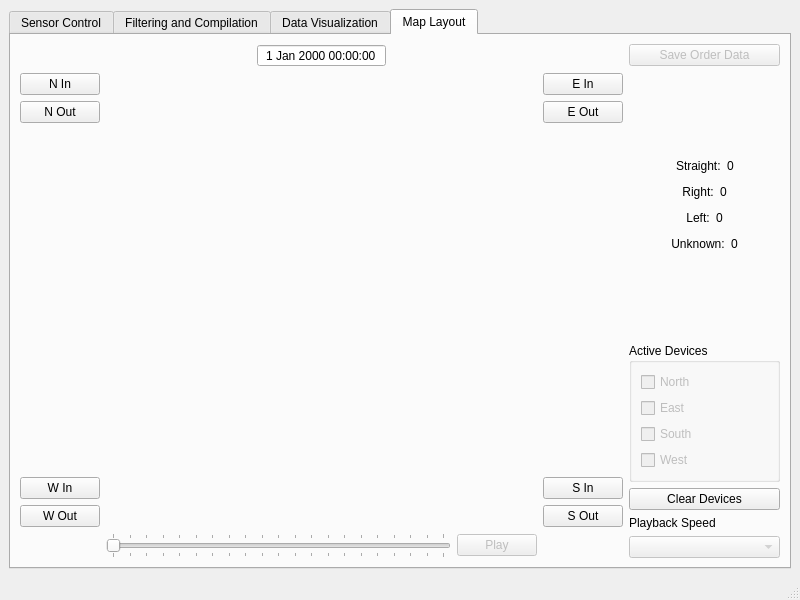
Old version of the form rcdsWindow.ui in the repository CapstoneFlows/rcds-python.
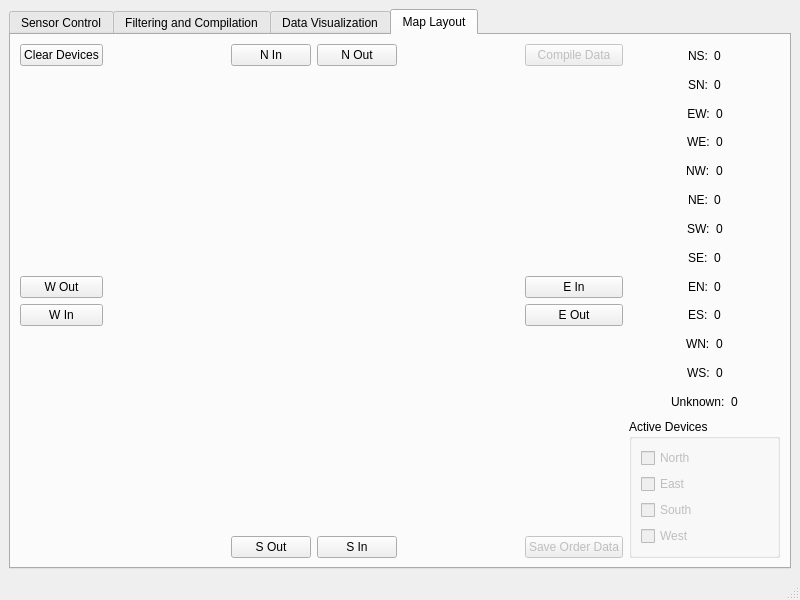
New version of the form. The open tabs and pages were chosen to show the change. Icons and pictures are not drawn. Custom widgets are drawn as their Qt base class.

Commit message: Animation too hard, just do data rep

The edit to the form file:
```diff
--- a/rcdsWindow.ui
+++ b/rcdsWindow.ui
@@ -605,6 +605,33 @@
            <layout class="QHBoxLayout" name="horizontalLayout_9" stretch="4,1">
             <item>
              <layout class="QGridLayout" name="gridLayout_3">
+              <item row="1" column="1">
+               <widget class="QPushButton" name="ClearButton">
+                <property name="text">
+                 <string>Clear Devices</string>
+                </property>
+               </widget>
+              </item>
+              <item row="3" column="3">
+               <widget class="QPushButton" name="MapSaveButton">
+                <property name="enabled">
+                 <bool>false</bool>
+                </property>
+                <property name="text">
+                 <string>Save Order Data</string>
+                </property>
+               </widget>
+              </item>
+              <item row="1" column="3">
+               <widget class="QPushButton" name="CompileButton">
+                <property name="enabled">
+                 <bool>false</bool>
+                </property>
+                <property name="text">
+                 <string>Compile Data</string>
+                </property>
+               </widget>
+              </item>
               <item row="2" column="2" alignment="Qt::AlignHCenter|Qt::AlignVCenter">
                <widget class="QLabel" name="intersection">
                 <property name="minimumSize">
@@ -621,82 +648,6 @@
                 </property>
                </widget>
               </item>
-              <item row="1" column="3">
-               <widget class="QLabel" name="EastLabel">
-                <property name="text">
-                 <string>&lt;html&gt;&lt;head/&gt;&lt;body&gt;&lt;p&gt;&lt;img src=&quot;:/intersection/arrowUnknown270.jpg&quot;/&gt;&lt;/p&gt;&lt;/body&gt;&lt;/html&gt;</string>
-                </property>
-                <property name="alignment">
-                 <set>Qt::AlignCenter</set>
-                </property>
-               </widget>
-              </item>
-              <item row="1" column="1">
-               <widget class="QLabel" name="NorthLabel">
-                <property name="text">
-                 <string>&lt;html&gt;&lt;head/&gt;&lt;body&gt;&lt;p&gt;&lt;img src=&quot;:/intersection/arrowUnknown180.jpg&quot;/&gt;&lt;/p&gt;&lt;/body&gt;&lt;/html&gt;</string>
-                </property>
-                <property name="alignment">
-                 <set>Qt::AlignCenter</set>
-                </property>
-               </widget>
-              </item>
-              <item row="4" column="2">
-               <layout class="QHBoxLayout" name="horizontalLayout_7">
-                <item>
-                 <widget class="QSlider" name="PlaySlider">
-                  <property name="enabled">
-                   <bool>false</bool>
-                  </property>
-                  <property name="maximum">
-                   <number>500</number>
-                  </property>
-                  <property name="singleStep">
-                   <number>1</number>
-                  </property>
-                  <property name="orientation">
-                   <enum>Qt::Horizontal</enum>
-                  </property>
-                  <property name="tickPosition">
-                   <enum>QSlider::TicksBothSides</enum>
-                  </property>
-                  <property name="tickInterval">
-                   <number>25</number>
-                  </property>
-                 </widget>
-                </item>
-                <item>
-                 <widget class="QPushButton" name="PlayPauseButton">
-                  <property name="enabled">
-                   <bool>false</bool>
-                  </property>
-                  <property name="text">
-                   <string>Play</string>
-                  </property>
-                 </widget>
-                </item>
-               </layout>
-              </item>
-              <item row="4" column="1">
-               <widget class="QLabel" name="WestLabel">
-                <property name="text">
-                 <string>&lt;html&gt;&lt;head/&gt;&lt;body&gt;&lt;p&gt;&lt;img src=&quot;:/intersection/arrowUnknown90.jpg&quot;/&gt;&lt;/p&gt;&lt;/body&gt;&lt;/html&gt;</string>
-                </property>
-                <property name="alignment">
-                 <set>Qt::AlignCenter</set>
-                </property>
-               </widget>
-              </item>
-              <item row="4" column="3">
-               <widget class="QLabel" name="SouthLabel">
-                <property name="text">
-                 <string>&lt;html&gt;&lt;head/&gt;&lt;body&gt;&lt;p&gt;&lt;img src=&quot;:/intersection/arrowUnknown0.jpg&quot;/&gt;&lt;/p&gt;&lt;/body&gt;&lt;/html&gt;</string>
-                </property>
-                <property name="alignment">
-                 <set>Qt::AlignCenter</set>
-                </property>
-               </widget>
-              </item>
               <item row="1" column="2">
                <layout class="QHBoxLayout" name="horizontalLayout_8">
                 <item>
@@ -713,36 +664,6 @@
                  </spacer>
                 </item>
                 <item>
-                 <widget class="QDateTimeEdit" name="mapDateTimeEdit">
-                  <property name="alignment">
-                   <set>Qt::AlignCenter</set>
-                  </property>
-                  <property name="readOnly">
-                   <bool>true</bool>
-                  </property>
-                  <property name="buttonSymbols">
-                   <enum>QAbstractSpinBox::NoButtons</enum>
-                  </property>
-                 </widget>
-                </item>
-                <item>
-                 <spacer name="horizontalSpacer_2">
-                  <property name="orientation">
-                   <enum>Qt::Horizontal</enum>
-                  </property>
-                  <property name="sizeHint" stdset="0">
-                   <size>
-                    <width>40</width>
-                    <height>20</height>
-                   </size>
-                  </property>
-                 </spacer>
-                </item>
-               </layout>
-              </item>
-              <item row="2" column="1">
-               <layout class="QVBoxLayout" name="verticalLayout_13">
-                <item>
                  <widget class="QPushButton" name="nInButton">
                   <property name="text">
                    <string>N In</string>
@@ -757,6 +678,23 @@
                  </widget>
                 </item>
                 <item>
+                 <spacer name="horizontalSpacer_2">
+                  <property name="orientation">
+                   <enum>Qt::Horizontal</enum>
+                  </property>
+                  <property name="sizeHint" stdset="0">
+                   <size>
+                    <width>40</width>
+                    <height>20</height>
+                   </size>
+                  </property>
+                 </spacer>
+                </item>
+               </layout>
+              </item>
+              <item row="2" column="1">
+               <layout class="QVBoxLayout" name="verticalLayout_13">
+                <item>
                  <spacer name="verticalSpacer_2">
                   <property name="orientation">
                    <enum>Qt::Vertical</enum>
@@ -769,13 +707,6 @@
                   </property>
                  </spacer>
                 </item>
-                <item>
-                 <widget class="QPushButton" name="wInButton">
-                  <property name="text">
-                   <string>W In</string>
-                  </property>
-                 </widget>
-                </item>
                 <item>
                  <widget class="QPushButton" name="wOutButton">
                   <property name="text">
@@ -783,6 +714,26 @@
                   </property>
                  </widget>
                 </item>
+                <item>
+                 <widget class="QPushButton" name="wInButton">
+                  <property name="text">
+                   <string>W In</string>
+                  </property>
+                 </widget>
+                </item>
+                <item>
+                 <spacer name="verticalSpacer_6">
+                  <property name="orientation">
+                   <enum>Qt::Vertical</enum>
+                  </property>
+                  <property name="sizeHint" stdset="0">
+                   <size>
+                    <width>20</width>
+                    <height>40</height>
+                   </size>
+                  </property>
+                 </spacer>
+                </item>
                </layout>
               </item>
               <item row="2" column="3">
@@ -790,6 +741,19 @@
                 <property name="sizeConstraint">
                  <enum>QLayout::SetDefaultConstraint</enum>
                 </property>
+                <item>
+                 <spacer name="verticalSpacer_7">
+                  <property name="orientation">
+                   <enum>Qt::Vertical</enum>
+                  </property>
+                  <property name="sizeHint" stdset="0">
+                   <size>
+                    <width>20</width>
+                    <height>40</height>
+                   </size>
+                  </property>
+                 </spacer>
+                </item>
                 <item>
                  <widget class="QPushButton" name="eInButton">
                   <property name="text">
@@ -817,12 +781,22 @@
                   </property>
                  </spacer>
                 </item>
+               </layout>
+              </item>
+              <item row="3" column="2">
+               <layout class="QHBoxLayout" name="horizontalLayout_7">
                 <item>
-                 <widget class="QPushButton" name="sInButton">
-                  <property name="text">
-                   <string>S In</string>
+                 <spacer name="horizontalSpacer_11">
+                  <property name="orientation">
+                   <enum>Qt::Horizontal</enum>
                   </property>
-                 </widget>
+                  <property name="sizeHint" stdset="0">
+                   <size>
+                    <width>40</width>
+                    <height>20</height>
+                   </size>
+                  </property>
+                 </spacer>
                 </item>
                 <item>
                  <widget class="QPushButton" name="sOutButton">
@@ -831,35 +805,32 @@
                   </property>
                  </widget>
                 </item>
+                <item>
+                 <widget class="QPushButton" name="sInButton">
+                  <property name="text">
+                   <string>S In</string>
+                  </property>
+                 </widget>
+                </item>
+                <item>
+                 <spacer name="horizontalSpacer_12">
+                  <property name="orientation">
+                   <enum>Qt::Horizontal</enum>
+                  </property>
+                  <property name="sizeHint" stdset="0">
+                   <size>
+                    <width>40</width>
+                    <height>20</height>
+                   </size>
+                  </property>
+                 </spacer>
+                </item>
                </layout>
               </item>
              </layout>
             </item>
             <item>
              <layout class="QVBoxLayout" name="verticalLayout_10">
-              <item>
-               <widget class="QPushButton" name="MapSaveButton">
-                <property name="enabled">
-                 <bool>false</bool>
-                </property>
-                <property name="text">
-                 <string>Save Order Data</string>
-                </property>
-               </widget>
-              </item>
-              <item>
-               <spacer name="verticalSpacer_5">
-                <property name="orientation">
-                 <enum>Qt::Vertical</enum>
-                </property>
-                <property name="sizeHint" stdset="0">
-                 <size>
-                  <width>20</width>
-                  <height>40</height>
-                 </size>
-                </property>
-               </spacer>
-              </item>
               <item>
                <layout class="QHBoxLayout" name="horizontalLayout_10">
                 <item>
@@ -876,14 +847,14 @@
                  </spacer>
                 </item>
                 <item alignment="Qt::AlignHCenter">
-                 <widget class="QLabel" name="straight_label">
+                 <widget class="QLabel" name="NSlabel">
                   <property name="text">
-                   <string>Straight:</string>
+                   <string>NS:</string>
                   </property>
                  </widget>
                 </item>
                 <item>
-                 <widget class="QLabel" name="straight_num_label">
+                 <widget class="QLabel" name="NSnumlabel">
                   <property name="text">
                    <string>0</string>
                   </property>
@@ -920,9 +891,9 @@
                  </spacer>
                 </item>
                 <item>
-                 <widget class="QLabel" name="right_label">
+                 <widget class="QLabel" name="SNlabel">
                   <property name="text">
-                   <string>Right:</string>
+                   <string>SN:</string>
                   </property>
                   <property name="alignment">
                    <set>Qt::AlignCenter</set>
@@ -930,7 +901,7 @@
                  </widget>
                 </item>
                 <item>
-                 <widget class="QLabel" name="right_num_label">
+                 <widget class="QLabel" name="SNnumlabel">
                   <property name="text">
                    <string>0</string>
                   </property>
@@ -967,9 +938,9 @@
                  </spacer>
                 </item>
                 <item>
-                 <widget class="QLabel" name="left_label">
+                 <widget class="QLabel" name="EWlabel">
                   <property name="text">
-                   <string>Left:</string>
+                   <string>EW:</string>
                   </property>
                   <property name="alignment">
                    <set>Qt::AlignCenter</set>
@@ -977,7 +948,7 @@
                  </widget>
                 </item>
                 <item>
-                 <widget class="QLabel" name="left_num_label">
+                 <widget class="QLabel" name="EWnumlabel">
                   <property name="text">
                    <string>0</string>
                   </property>
@@ -1014,9 +985,9 @@
                  </spacer>
                 </item>
                 <item>
-                 <widget class="QLabel" name="unknown_label">
+                 <widget class="QLabel" name="WElabel">
                   <property name="text">
-                   <string>Unknown:</string>
+                   <string>WE:</string>
                   </property>
                   <property name="alignment">
                    <set>Qt::AlignCenter</set>
@@ -1024,7 +995,7 @@
                  </widget>
                 </item>
                 <item>
-                 <widget class="QLabel" name="unknown_num_label">
+                 <widget class="QLabel" name="WEnumlabel">
                   <property name="text">
                    <string>0</string>
                   </property>
@@ -1046,17 +1017,400 @@
                </layout>
               </item>
               <item>
-               <spacer name="verticalSpacer_4">
-                <property name="orientation">
-                 <enum>Qt::Vertical</enum>
-                </property>
-                <property name="sizeHint" stdset="0">
-                 <size>
-                  <width>20</width>
-                  <height>40</height>
-                 </size>
-                </property>
-               </spacer>
+               <layout class="QHBoxLayout" name="horizontalLayout_15">
+                <item>
+                 <spacer name="horizontalSpacer_13">
+                  <property name="orientation">
+                   <enum>Qt::Horizontal</enum>
+                  </property>
+                  <property name="sizeHint" stdset="0">
+                   <size>
+                    <width>40</width>
+                    <height>20</height>
+                   </size>
+                  </property>
+                 </spacer>
+                </item>
+                <item>
+                 <widget class="QLabel" name="NWlabel">
+                  <property name="text">
+                   <string>NW:</string>
+                  </property>
+                 </widget>
+                </item>
+                <item>
+                 <widget class="QLabel" name="NWnumlabel">
+                  <property name="text">
+                   <string>0</string>
+                  </property>
+                 </widget>
+                </item>
+                <item>
+                 <spacer name="horizontalSpacer_28">
+                  <property name="orientation">
+                   <enum>Qt::Horizontal</enum>
+                  </property>
+                  <property name="sizeHint" stdset="0">
+                   <size>
+                    <width>40</width>
+                    <height>20</height>
+                   </size>
+                  </property>
+                 </spacer>
+                </item>
+               </layout>
+              </item>
+              <item>
+               <layout class="QHBoxLayout" name="horizontalLayout_16">
+                <item>
+                 <spacer name="horizontalSpacer_14">
+                  <property name="orientation">
+                   <enum>Qt::Horizontal</enum>
+                  </property>
+                  <property name="sizeHint" stdset="0">
+                   <size>
+                    <width>40</width>
+                    <height>20</height>
+                   </size>
+                  </property>
+                 </spacer>
+                </item>
+                <item>
+                 <widget class="QLabel" name="NElabel">
+                  <property name="text">
+                   <string>NE:</string>
+                  </property>
+                 </widget>
+                </item>
+                <item>
+                 <widget class="QLabel" name="NEnumlabel">
+                  <property name="text">
+                   <string>0</string>
+                  </property>
+                 </widget>
+                </item>
+                <item>
+                 <spacer name="horizontalSpacer_27">
+                  <property name="orientation">
+                   <enum>Qt::Horizontal</enum>
+                  </property>
+                  <property name="sizeHint" stdset="0">
+                   <size>
+                    <width>40</width>
+                    <height>20</height>
+                   </size>
+                  </property>
+                 </spacer>
+                </item>
+               </layout>
+              </item>
+              <item>
+               <layout class="QHBoxLayout" name="horizontalLayout_17">
+                <item>
+                 <spacer name="horizontalSpacer_15">
+                  <property name="orientation">
+                   <enum>Qt::Horizontal</enum>
+                  </property>
+                  <property name="sizeHint" stdset="0">
+                   <size>
+                    <width>40</width>
+                    <height>20</height>
+                   </size>
+                  </property>
+                 </spacer>
+                </item>
+                <item>
+                 <widget class="QLabel" name="SWlabel">
+                  <property name="text">
+                   <string>SW:</string>
+                  </property>
+                 </widget>
+                </item>
+                <item>
+                 <widget class="QLabel" name="SWnumlabel">
+                  <property name="text">
+                   <string>0</string>
+                  </property>
+                 </widget>
+                </item>
+                <item>
+                 <spacer name="horizontalSpacer_26">
+                  <property name="orientation">
+                   <enum>Qt::Horizontal</enum>
+                  </property>
+                  <property name="sizeHint" stdset="0">
+                   <size>
+                    <width>40</width>
+                    <height>20</height>
+                   </size>
+                  </property>
+                 </spacer>
+                </item>
+               </layout>
+              </item>
+              <item>
+               <layout class="QHBoxLayout" name="horizontalLayout_18">
+                <item>
+                 <spacer name="horizontalSpacer_16">
+                  <property name="orientation">
+                   <enum>Qt::Horizontal</enum>
+                  </property>
+                  <property name="sizeHint" stdset="0">
+                   <size>
+                    <width>40</width>
+                    <height>20</height>
+                   </size>
+                  </property>
+                 </spacer>
+                </item>
+                <item>
+                 <widget class="QLabel" name="SElabel">
+                  <property name="text">
+                   <string>SE:</string>
+                  </property>
+                 </widget>
+                </item>
+                <item>
+                 <widget class="QLabel" name="SEnumlabel">
+                  <property name="text">
+                   <string>0</string>
+                  </property>
+                 </widget>
+                </item>
+                <item>
+                 <spacer name="horizontalSpacer_25">
+                  <property name="orientation">
+                   <enum>Qt::Horizontal</enum>
+                  </property>
+                  <property name="sizeHint" stdset="0">
+                   <size>
+                    <width>40</width>
+                    <height>20</height>
+                   </size>
+                  </property>
+                 </spacer>
+                </item>
+               </layout>
+              </item>
+              <item>
+               <layout class="QHBoxLayout" name="horizontalLayout_19">
+                <item>
+                 <spacer name="horizontalSpacer_17">
+                  <property name="orientation">
+                   <enum>Qt::Horizontal</enum>
+                  </property>
+                  <property name="sizeHint" stdset="0">
+                   <size>
+                    <width>40</width>
+                    <height>20</height>
+                   </size>
+                  </property>
+                 </spacer>
+                </item>
+                <item>
+                 <widget class="QLabel" name="ENlabel">
+                  <property name="text">
+                   <string>EN:</string>
+                  </property>
+                 </widget>
+                </item>
+                <item>
+                 <widget class="QLabel" name="ENnumlabel">
+                  <property name="text">
+                   <string>0</string>
+                  </property>
+                 </widget>
+                </item>
+                <item>
+                 <spacer name="horizontalSpacer_24">
+                  <property name="orientation">
+                   <enum>Qt::Horizontal</enum>
+                  </property>
+                  <property name="sizeHint" stdset="0">
+                   <size>
+                    <width>40</width>
+                    <height>20</height>
+                   </size>
+                  </property>
+                 </spacer>
+                </item>
+               </layout>
+              </item>
+              <item>
+               <layout class="QHBoxLayout" name="horizontalLayout_20">
+                <item>
+                 <spacer name="horizontalSpacer_18">
+                  <property name="orientation">
+                   <enum>Qt::Horizontal</enum>
+                  </property>
+                  <property name="sizeHint" stdset="0">
+                   <size>
+                    <width>40</width>
+                    <height>20</height>
+                   </size>
+                  </property>
+                 </spacer>
+                </item>
+                <item>
+                 <widget class="QLabel" name="ESlabel">
+                  <property name="text">
+                   <string>ES:</string>
+                  </property>
+                 </widget>
+                </item>
+                <item>
+                 <widget class="QLabel" name="ESnumlabel">
+                  <property name="text">
+                   <string>0</string>
+                  </property>
+                 </widget>
+                </item>
+                <item>
+                 <spacer name="horizontalSpacer_23">
+                  <property name="orientation">
+                   <enum>Qt::Horizontal</enum>
+                  </property>
+                  <property name="sizeHint" stdset="0">
+                   <size>
+                    <width>40</width>
+                    <height>20</height>
+                   </size>
+                  </property>
+                 </spacer>
+                </item>
+               </layout>
+              </item>
+              <item>
+               <layout class="QHBoxLayout" name="horizontalLayout_21">
+                <item>
+                 <spacer name="horizontalSpacer_19">
+                  <property name="orientation">
+                   <enum>Qt::Horizontal</enum>
+                  </property>
+                  <property name="sizeHint" stdset="0">
+                   <size>
+                    <width>40</width>
+                    <height>20</height>
+                   </size>
+                  </property>
+                 </spacer>
+                </item>
+                <item>
+                 <widget class="QLabel" name="WNlabel">
+                  <property name="text">
+                   <string>WN:</string>
+                  </property>
+                 </widget>
+                </item>
+                <item>
+                 <widget class="QLabel" name="WNnumlabel">
+                  <property name="text">
+                   <string>0</string>
+                  </property>
+                 </widget>
+                </item>
+                <item>
+                 <spacer name="horizontalSpacer_22">
+                  <property name="orientation">
+                   <enum>Qt::Horizontal</enum>
+                  </property>
+                  <property name="sizeHint" stdset="0">
+                   <size>
+                    <width>40</width>
+                    <height>20</height>
+                   </size>
+                  </property>
+                 </spacer>
+                </item>
+               </layout>
+              </item>
+              <item>
+               <layout class="QHBoxLayout" name="horizontalLayout_22">
+                <item>
+                 <spacer name="horizontalSpacer_20">
+                  <property name="orientation">
+                   <enum>Qt::Horizontal</enum>
+                  </property>
+                  <property name="sizeHint" stdset="0">
+                   <size>
+                    <width>40</width>
+                    <height>20</height>
+                   </size>
+                  </property>
+                 </spacer>
+                </item>
+                <item>
+                 <widget class="QLabel" name="WSlabel">
+                  <property name="text">
+                   <string>WS:</string>
+                  </property>
+                 </widget>
+                </item>
+                <item>
+                 <widget class="QLabel" name="WSnumlabel">
+                  <property name="text">
+                   <string>0</string>
+                  </property>
+                 </widget>
+                </item>
+                <item>
+                 <spacer name="horizontalSpacer_21">
+                  <property name="orientation">
+                   <enum>Qt::Horizontal</enum>
+                  </property>
+                  <property name="sizeHint" stdset="0">
+                   <size>
+                    <width>40</width>
+                    <height>20</height>
+                   </size>
+                  </property>
+                 </spacer>
+                </item>
+               </layout>
+              </item>
+              <item>
+               <layout class="QHBoxLayout" name="horizontalLayout_14">
+                <item>
+                 <spacer name="horizontalSpacer_29">
+                  <property name="orientation">
+                   <enum>Qt::Horizontal</enum>
+                  </property>
+                  <property name="sizeHint" stdset="0">
+                   <size>
+                    <width>40</width>
+                    <height>20</height>
+                   </size>
+                  </property>
+                 </spacer>
+                </item>
+                <item>
+                 <widget class="QLabel" name="unknownlabel">
+                  <property name="text">
+                   <string>Unknown:</string>
+                  </property>
+                 </widget>
+                </item>
+                <item>
+                 <widget class="QLabel" name="unknownnumlabel">
+                  <property name="text">
+                   <string>0</string>
+                  </property>
+                 </widget>
+                </item>
+                <item>
+                 <spacer name="horizontalSpacer_30">
+                  <property name="orientation">
+                   <enum>Qt::Horizontal</enum>
+                  </property>
+                  <property name="sizeHint" stdset="0">
+                   <size>
+                    <width>40</width>
+                    <height>20</height>
+                   </size>
+                  </property>
+                 </spacer>
+                </item>
+               </layout>
               </item>
               <item>
                <widget class="QGroupBox" name="dirCheckGroupBox">
@@ -1137,27 +1491,6 @@
                 </layout>
                </widget>
               </item>
-              <item>
-               <widget class="QPushButton" name="ClearButton">
-                <property name="text">
-                 <string>Clear Devices</string>
-                </property>
-               </widget>
-              </item>
-              <item>
-               <widget class="QLabel" name="playback_label">
-                <property name="text">
-                 <string>Playback Speed</string>
-                </property>
-               </widget>
-              </item>
-              <item>
-               <widget class="QComboBox" name="PlaybackComboBox">
-                <property name="enabled">
-                 <bool>false</bool>
-                </property>
-               </widget>
-              </item>
              </layout>
             </item>
            </layout>
```
The commit also changes 1 other file.
